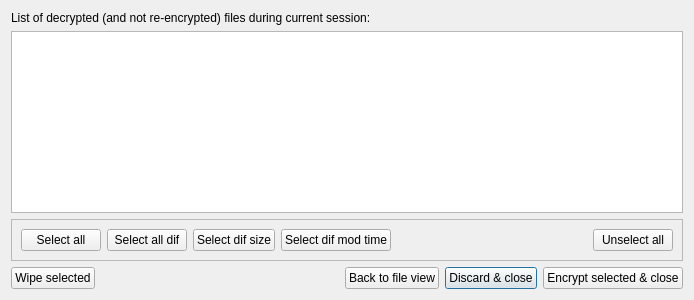
The window that FilesSyncDialog.ui (sergrt/FileProtect) describes before a commit, drawn with Qt 5.
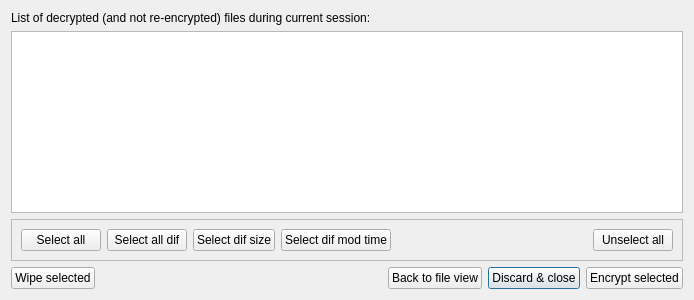
The same window after the commit.

What changed in the file:
```diff
--- a/FilesSyncDialog.ui
+++ b/FilesSyncDialog.ui
@@ -40,7 +40,7 @@
    <item row="3" column="4">
     <widget class="QPushButton" name="bnEncryptSel">
      <property name="text">
-      <string>Encrypt selected &amp;&amp; close</string>
+      <string>Encrypt selected</string>
      </property>
     </widget>
    </item>
```
